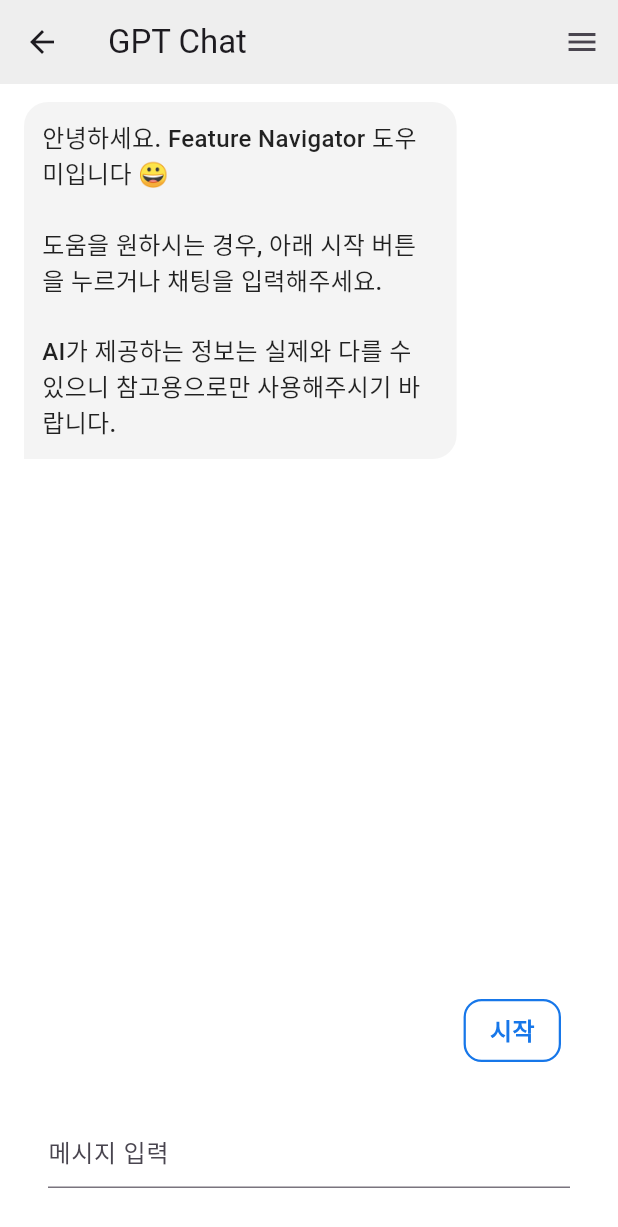
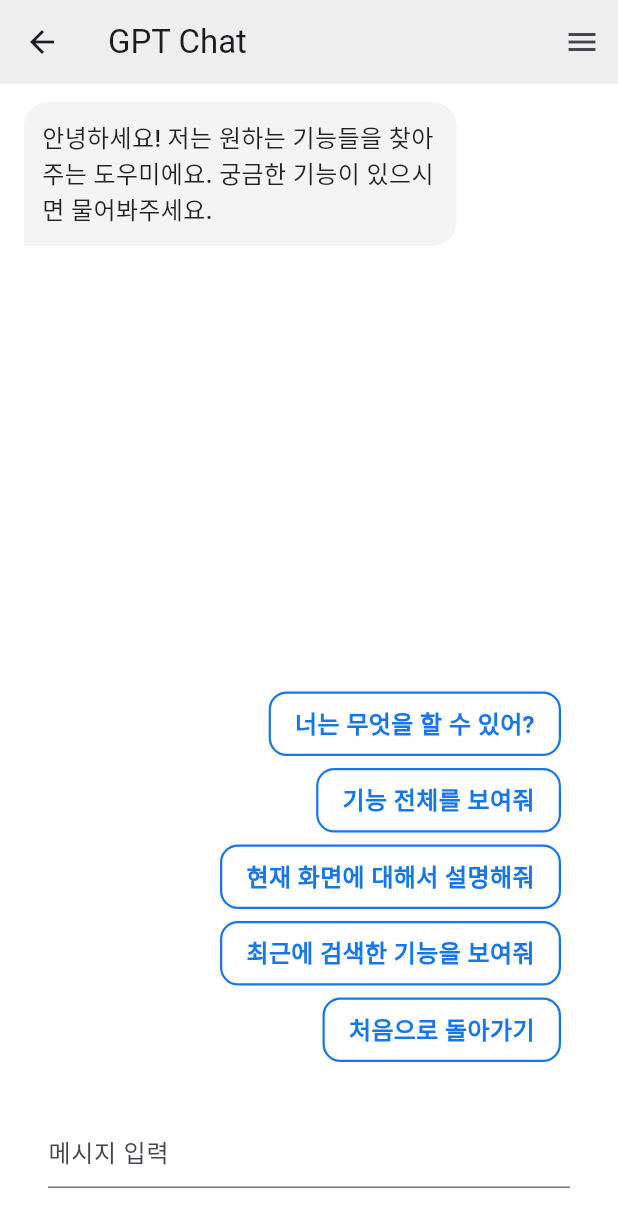
Before and after one commit to yunseoLee0343/feature_navigator, a Flutter app: the ChatPage screen opened directly, on a phone screen of 412 x 824 dp. Shown: the top 1227 px of the screen. Run offline on Flutter 3.47's test engine with Material 3 defaults, Android fonts, the phone set to English and light mode, and no system bars; our stand-ins replace go_router.

Commit message:
feat: Update Chat Page - Intro

```diff
--- a/lib/model/utils.dart
+++ b/lib/model/utils.dart
@@ -1 +1 @@
-enum ChattingState { initial, listView, detailView, reponsed }
+enum ChattingState { initial, listView, detailView, reponsed, showRoutes }
--- a/lib/view/chat_page.dart
+++ b/lib/view/chat_page.dart
@@ -19,18 +19,10 @@ class ChatPageState extends State<ChatPage>
     with SingleTickerProviderStateMixin {
   final TextEditingController _controller = TextEditingController();
   final ScrollController _scrollController = ScrollController();
-
-  final List<Map<String, String>> _messages = [
-    {
-      'role': 'assistant',
-      'content':
-          '안녕하세요. Feature Navigator 도우미입니다 😀 \n\n도움을 원하시는 경우, 아래 시작 버튼을 누르거나 채팅을 입력해주세요. \n\nAI가 제공하는 정보는 실제와 다를 수 있으니 참고용으로만 사용해주시기 바랍니다.'
-    }
-  ];
+  final List<Map<String, String>> _messages = [];
   late GPTService _gptService;
   late AnimationController _animationController;
   ChattingState _chatPageState = ChattingState.initial;
-  bool _isUserDeterminedPath = false;
   bool _isTyping = false;
 
   @override
@@ -47,6 +39,12 @@ class ChatPageState extends State<ChatPage>
       settings.aiApiKey ?? '',
       settings.gptModel ?? GPTModel.gpt4oMini,
     );
+
+    WidgetsBinding.instance.addPostFrameCallback((_) {
+      _setChattingState(ChattingState.listView);
+      _addMessage(
+          'assistant', '안녕하세요! 저는 원하는 기능들을 찾아주는 도우미에요. 궁금한 기능이 있으시면 물어봐주세요.');
+    });
   }
 
   @override
@@ -58,54 +56,69 @@ class ChatPageState extends State<ChatPage>
   }
 
   void _setTyping(bool typing) {
-    setState(() {
-      _isTyping = typing;
-    });
+    setState(() => _isTyping = typing);
   }
 
   Future<void> _addDelayedMessage(String role, String content) async {
     _setTyping(true);
-
     await Future.delayed(const Duration(seconds: 1));
     _addMessage(role, content);
-
     _setTyping(false);
   }
 
   void _setChattingState(ChattingState state) {
-    setState(() {
-      _chatPageState = state;
-    });
+    setState(() => _chatPageState = state);
   }
 
   void _sendMessage() async {
     final message = _controller.text;
+    if (message.isEmpty) return;
 
-    if (message.isEmpty) return;
+    final String currentRoute = GoRouter.of(context)
+        .routerDelegate
+        .currentConfiguration
+        .last
+        .matchedLocation
+        .toString();
 
     _addMessage('user', message);
     _controller.clear();
-
     _setTyping(true);
     await Future.delayed(const Duration(seconds: 1));
 
-    if (message == '시작') {
-      _addMessage(
-          'assistant', '문의 내용을 선택해 주세요. \n\n처음으로 돌아오려면 ' '시작' '을 입력해주세요.');
-      _setChattingState(ChattingState.listView);
+    final routeInfoProvider = RouteInfoProvider(routes: allRoutes);
 
-      _controller.clear();
-      _setTyping(false);
-      return;
-    }
-
+    switch (message) {
+      case '너는 무엇을 할 수 있어?':
+        _addMessage('assistant',
+            '질문에 맞추어 기능을 찾거나 화면으로 이동할 수 있어요. 또한 현재 화면상의 기능들에 대해서 설명도 하고 있습니다. 필요한 기능이 있으면 말씀해 주세요!');
+        break;
+      case '기능 전체를 보여줘':
+        _setChattingState(ChattingState.showRoutes);
+        break;
+      case '현재 화면에 대해서 설명해줘':
+        final routeDescription = routeInfoProvider.getRoutesInfo().firstWhere(
+              (route) => route['path'] == currentRoute,
+              orElse: () => {'description': '화면 설명을 찾을 수 없습니다.'},
+            )['description'];
+        _addMessage('assistant', '현재 화면은 $routeDescription');
+        break;
+      case '최근에 검색한 기능을 보여줘':
+        _addMessage('assistant', '다음은 최근에 검색한 기능들이에요. 다시 이용하고 싶은 기능이 있나요?');
+        break;
+      default:
         try {
           final response = await _gptService.sendMessage(message);
-      _setTyping(false);
           _addMessage('assistant', response);
         } catch (e) {
+          _addMessage(
+              'assistant', 'Error: Could not fetch response from GPT. $e');
+        }
+        break;
+    }
     _setTyping(false);
-      _addMessage('assistant', 'Error: Could not fetch response from GPT. $e');
+    if (message != '기능 전체를 보여줘') {
+      _setChattingState(ChattingState.detailView);
     }
   }
 
@@ -113,7 +126,6 @@ class ChatPageState extends State<ChatPage>
     setState(() {
       _messages.add({'role': role, 'content': content});
     });
-
     WidgetsBinding.instance.addPostFrameCallback((_) {
       _scrollController.animateTo(
         _scrollController.position.maxScrollExtent,
@@ -124,10 +136,12 @@ class ChatPageState extends State<ChatPage>
   }
 
   List<Widget> _buildActionButtons(RouteInfoProvider routeInfoProvider) {
-    final List<String> buttonContents = routeInfoProvider
-        .getRoutesInfo()
-        .map((routeInfo) => routeInfo['name']!)
-        .toList();
+    final initialButtonContents = [
+      '너는 무엇을 할 수 있어?',
+      '기능 전체를 보여줘',
+      '현재 화면에 대해서 설명해줘',
+      '최근에 검색한 기능을 보여줘'
+    ];
 
     switch (_chatPageState) {
       case ChattingState.initial:
@@ -135,53 +149,58 @@ class ChatPageState extends State<ChatPage>
           CustomBlueButton(
             onPressed: () {
               _addMessage('user', '시작');
-              _addDelayedMessage('assistant',
-                  '문의 내용을 선택해 주세요. \n처음으로 돌아오려면 ' '시작' '을 입력해주세요.');
               _setChattingState(ChattingState.listView);
             },
             text: "시작",
           ),
         ];
       case ChattingState.listView:
-        return buttonContents.map((content) {
+        return initialButtonContents
+            .map((content) => CustomBlueButton(
+                  onPressed: () {
+                    _controller.text = content;
+                    _sendMessage();
+                  },
+                  text: content,
+                ))
+            .toList()
+          ..add(
+            CustomBlueButton(
+              onPressed: () {
+                _setChattingState(ChattingState.listView);
+              },
+              text: "처음으로 돌아가기",
+            ),
+          );
+      case ChattingState.showRoutes:
+        return routeInfoProvider.getRoutesInfo().map((routeInfo) {
           return CustomBlueButton(
             onPressed: () {
-              _controller.text = '$content에 대해서 알고 싶어요.';
-              _sendMessage();
-              _addDelayedMessage('assistant',
-                  '해당 화면은 \n${routeInfoProvider.getRouteDescription(content)}');
-              _setUserDeterminedPath();
-              _setChattingState(ChattingState.detailView);
+              context.go(routeInfo['path']!);
             },
-            text: '$content에 대해서 알고 싶어요.',
+            text: routeInfo['name']!,
           );
-        }).toList();
+        }).toList()
+          ..add(
+            CustomBlueButton(
+              onPressed: () {
+                _setChattingState(ChattingState.listView);
+              },
+              text: "처음으로 돌아가기",
+            ),
+          );
       case ChattingState.detailView:
         return [
           CustomBlueButton(
             onPressed: () {
-              _addMessage('user', '아니요. 도움이 필요합니다');
-              _addDelayedMessage(
-                  'assistant',
-                  '추가적인 문의 사항은 메시지를 입력해서 요청해주세요. \n처음으로 돌아오려면 '
-                      '시작'
-                      '을 입력해주세요.');
-              _setChattingState(ChattingState.reponsed);
+              _setChattingState(ChattingState.listView);
             },
-            text: "아니요. 도움이 필요합니다",
+            text: "처음으로 돌아가기",
           ),
         ];
-      case ChattingState.reponsed:
-        return [];
       default:
         return [];
     }
-  }
-
-  void _setUserDeterminedPath() {
-    setState(() {
-      _isUserDeterminedPath = true;
-    });
   }
 
   @override
@@ -199,7 +218,7 @@ class ChatPageState extends State<ChatPage>
         crossAxisAlignment: CrossAxisAlignment.stretch,
         children: [
           Expanded(
-            child: _buildMessageList(routeInfoProvider),
+            child: _buildMessageList(),
           ),
           if (_isTyping) _buildTypingIndicator(),
           Padding(
@@ -220,9 +239,8 @@ class ChatPageState extends State<ChatPage>
       padding: const EdgeInsets.symmetric(vertical: 12, horizontal: 16),
       child: Row(
         mainAxisAlignment: MainAxisAlignment.start,
-        children: [
-          for (int i = 0; i < 3; i++)
-            AnimatedBuilder(
+        children: List.generate(3, (i) {
+          return AnimatedBuilder(
             animation: _animationController,
             builder: (context, child) {
               double scale = 1.0 +
@@ -242,8 +260,8 @@ class ChatPageState extends State<ChatPage>
                 ),
               );
             },
-            ),
-        ],
+          );
+        }),
       ),
     );
   }
@@ -275,14 +293,12 @@ class ChatPageState extends State<ChatPage>
     );
   }
 
-  Widget _buildMessageList(RouteInfoProvider routeInfoProvider) {
+  Widget _buildMessageList() {
     return ListView.builder(
       controller: _scrollController,
       itemCount: _messages.length,
       itemBuilder: (context, index) {
         final message = _messages[index];
-        final path = _extractPath(message, routeInfoProvider);
-        final match = _extractMatch(message, routeInfoProvider);
         final isUser = message['role'] == 'user';
 
         return Column(
@@ -314,57 +330,10 @@ class ChatPageState extends State<ChatPage>
                 ),
               ),
             ),
-            if (path.isNotEmpty && !isUser)
-              Padding(
-                padding: const EdgeInsets.only(left: 8, right: 8, bottom: 8),
-                child: CustomBlueButton(
-                  isOutlined: false,
-                  onPressed: () {
-                    context.go(path);
-                  },
-                  text: "$match로 이동하기",
-                ),
-              ),
           ],
         );
       },
     );
-  }
-
-  String _extractPath(
-      Map<String, String> message, RouteInfoProvider routeInfoProvider) {
-    if (message['role'] == 'assistant') {
-      final regExp = RegExp(r'찾으시는 기능이 (.*?) 맞으신가요\?');
-
-      final match = regExp.firstMatch(message['content']!);
-
-      if (match != null) {
-        final extracted = match.group(1)?.trim() ?? '';
-        return routeInfoProvider.getRoutePath(extracted);
-      }
-    } else if (_isUserDeterminedPath) {
-      _isUserDeterminedPath = false;
-      return message['content']!;
-    }
-    return '';
-  }
-
-  String _extractMatch(
-      Map<String, String> message, RouteInfoProvider routeInfoProvider) {
-    if (message['role'] == 'assistant') {
-      final regExp = RegExp(r'찾으시는 기능이 (.*?) 맞으신가요\?');
-
-      final match = regExp.firstMatch(message['content']!);
-
-      if (match != null) {
-        final extracted = match.group(1)?.trim() ?? '';
-        return extracted;
-      }
-    } else if (_isUserDeterminedPath) {
-      _isUserDeterminedPath = false;
-      return message['content']!;
-    }
-    return '';
   }
 
   Widget _buildInputArea() {
@@ -378,9 +347,7 @@ class ChatPageState extends State<ChatPage>
               decoration: const InputDecoration(
                 hintText: '메시지 입력',
               ),
-              onSubmitted: (value) {
-                _sendMessage();
-              },
+              onSubmitted: (_) => _sendMessage(),
             ),
           ),
         ],
```
Lines whose indentation alone changed are shown as unchanged.
